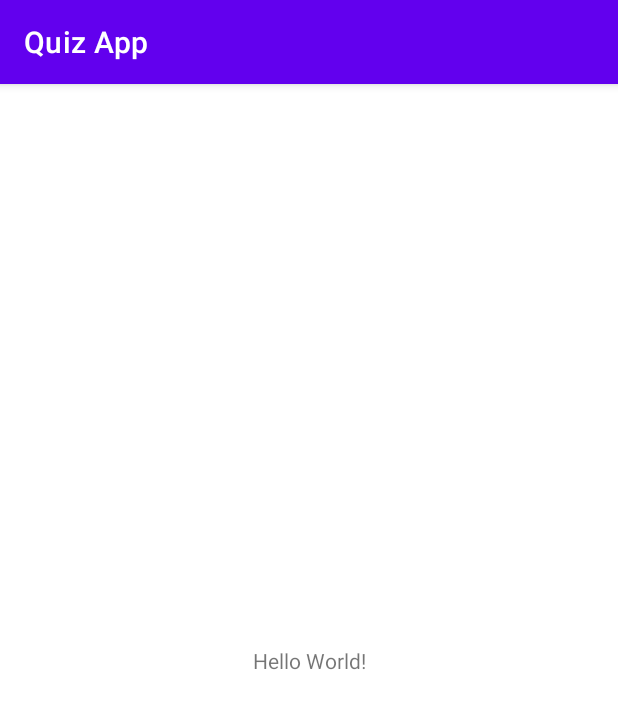
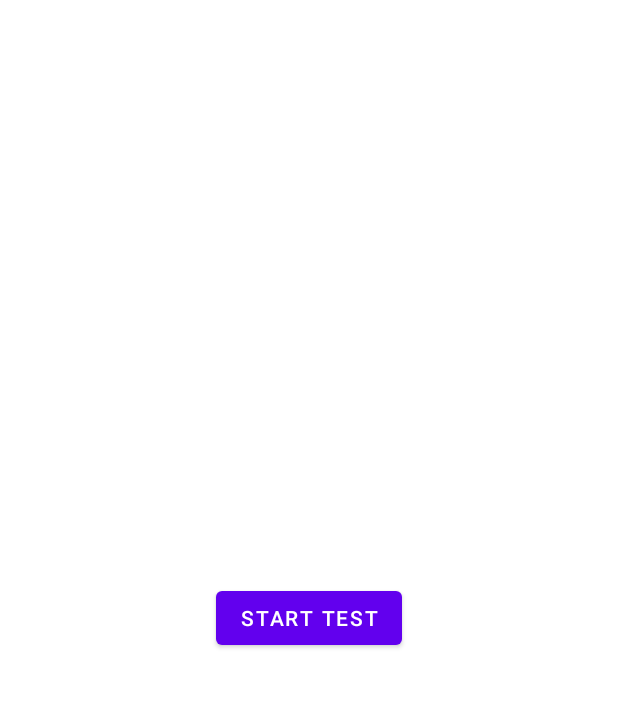
Before and after one commit to Aleisder/GermanQuizApp, an Android app: the screen it shows after launch (MainActivity), on a phone screen of 412 x 824 dp. Shown: the top 709 px of the screen. Run offline under Robolectric (Android 15) with nearby library versions, the phone set to English and light mode, and no system bars.

Commit message:
Implemented navigation and data pasting

```diff
--- a/app/build.gradle
+++ b/app/build.gradle
@@ -47,8 +47,12 @@ dependencies {
     // Fragments
     implementation "androidx.fragment:fragment-ktx:$fragment_version"
 
+
     // Navigation
     implementation "androidx.navigation:navigation-fragment:$navigation_version"
+    implementation "androidx.navigation:navigation-fragment-ktx:$navigation_version"
+    implementation "androidx.navigation:navigation-ui-ktx:$navigation_version"
+    implementation "androidx.navigation:navigation-dynamic-features-fragment:$navigation_version"
 
     implementation 'androidx.core:core-ktx:1.7.0'
     implementation 'androidx.appcompat:appcompat:1.5.1'
--- a/app/src/main/java/com/example/quizapp/screens/StartFragment.kt
+++ b/app/src/main/java/com/example/quizapp/screens/StartFragment.kt
@@ -5,6 +5,7 @@ import androidx.fragment.app.Fragment
 import android.view.LayoutInflater
 import android.view.View
 import android.view.ViewGroup
+import androidx.navigation.fragment.findNavController
 import com.example.quizapp.R
 import com.example.quizapp.databinding.FragmentStartBinding
 
@@ -21,6 +22,15 @@ class StartFragment : Fragment() {
         return binding.root
     }
 
+    override fun onViewCreated(view: View, savedInstanceState: Bundle?) {
+        super.onViewCreated(view, savedInstanceState)
+
+        binding.btStartQuiz.setOnClickListener {
+            findNavController().navigate(R.id.action_startFragment_to_questionFragment)
+        }
+    }
+
+
     override fun onDestroy() {
         super.onDestroy()
         _binding = null
--- /dev/null
+++ b/app/src/main/res/anim/slide_in_animation_layout.xml
@@ -0,0 +1,5 @@
+<?xml version="1.0" encoding="utf-8"?>
+<layoutAnimation xmlns:android="http://schemas.android.com/apk/res/android"
+    android:delay="10%"
+    android:animationOrder="normal"
+    android:animation="@anim/slide_in"/>
--- a/app/src/main/res/layout/activity_main.xml
+++ b/app/src/main/res/layout/activity_main.xml
@@ -6,14 +6,11 @@
     android:layout_height="match_parent"
     tools:context=".MainActivity">
 
-    <TextView
-        android:layout_width="wrap_content"
-        android:layout_height="wrap_content"
-        android:text="Hello World!"
-        app:layout_constraintBottom_toBottomOf="parent"
-        app:layout_constraintEnd_toEndOf="parent"
-        app:layout_constraintStart_toStartOf="parent"
-        app:layout_constraintTop_toTopOf="parent" />
-
+    <fragment
+        android:id="@+id/nav_host_fragment"
+        android:name="androidx.navigation.fragment.NavHostFragment"
+        android:layout_width="match_parent"
+        android:layout_height="match_parent"
+        app:navGraph="@navigation/app_navigation"/>
 
 </androidx.constraintlayout.widget.ConstraintLayout>
--- /dev/null
+++ b/app/src/main/res/navigation/app_navigation.xml
@@ -0,0 +1,29 @@
+<?xml version="1.0" encoding="utf-8"?>
+<navigation xmlns:android="http://schemas.android.com/apk/res/android"
+    xmlns:app="http://schemas.android.com/apk/res-auto"
+    xmlns:tools="http://schemas.android.com/tools"
+    android:id="@+id/app_navigation"
+    app:startDestination="@id/startFragment">
+
+    <fragment
+        android:id="@+id/startFragment"
+        android:name="com.example.quizapp.screens.StartFragment"
+        android:label="fragment_start"
+        tools:layout="@layout/fragment_start" >
+        <action
+            android:id="@+id/action_startFragment_to_questionFragment"
+            app:destination="@id/questionFragment" />
+    </fragment>
+    <fragment
+        android:id="@+id/questionFragment"
+        android:name="com.example.quizapp.screens.QuestionFragment"
+        android:label="fragment_question"
+        tools:layout="@layout/fragment_question" >
+        <action
+            android:id="@+id/action_questionFragment_to_startFragment"
+            app:destination="@id/startFragment" />
+        <action
+            android:id="@+id/action_questionFragment_self"
+            app:destination="@id/questionFragment" />
+    </fragment>
+</navigation>
--- a/app/src/main/res/values-night/themes.xml
+++ b/app/src/main/res/values-night/themes.xml
@@ -1,6 +1,6 @@
 <resources xmlns:tools="http://schemas.android.com/tools">
     <!-- Base application theme. -->
-    <style name="Theme.QuizApp" parent="Theme.MaterialComponents.DayNight.DarkActionBar">
+    <style name="Theme.QuizApp" parent="Theme.MaterialComponents.DayNight.NoActionBar">
         <!-- Primary brand color. -->
         <item name="colorPrimary">@color/purple_200</item>
         <item name="colorPrimaryVariant">@color/purple_700</item>
--- a/app/src/main/res/values/colors.xml
+++ b/app/src/main/res/values/colors.xml
@@ -7,4 +7,6 @@
     <color name="teal_700">#FF018786</color>
     <color name="black">#FF000000</color>
     <color name="white">#FFFFFFFF</color>
+
+    <color name="weak_purple">#FF3C4275</color>
 </resources>
--- a/app/src/main/res/values/themes.xml
+++ b/app/src/main/res/values/themes.xml
@@ -1,6 +1,6 @@
 <resources xmlns:tools="http://schemas.android.com/tools">
     <!-- Base application theme. -->
-    <style name="Theme.QuizApp" parent="Theme.MaterialComponents.DayNight.DarkActionBar">
+    <style name="Theme.QuizApp" parent="Theme.MaterialComponents.DayNight.NoActionBar">
         <!-- Primary brand color. -->
         <item name="colorPrimary">@color/purple_500</item>
         <item name="colorPrimaryVariant">@color/purple_700</item>
--- a/build.gradle
+++ b/build.gradle
@@ -3,7 +3,7 @@ buildscript {
     ext {
         viewModel_version = '2.5.1'
         fragment_version = '1.5.1'
-        navigation_version = '2.5.1'
+        navigation_version = '2.5.3'
     }
 }
 
```
Also changed, not shown: app/src/main/java/com/example/quizapp/QuizViewModel.kt (+9 -1 lines), app/src/main/java/com/example/quizapp/screens/QuestionFragment.kt (+35 -3 lines), app/src/main/res/anim/slide_in.xml (added, +8 -0 lines), app/src/main/res/layout/fragment_question.xml (+79 -3 lines), app/src/main/res/values/styles.xml (added, +11 -0 lines), app/src/main/res/font/open_sans.ttf (added), app/src/main/res/font/open_sans_bold.ttf (added).
